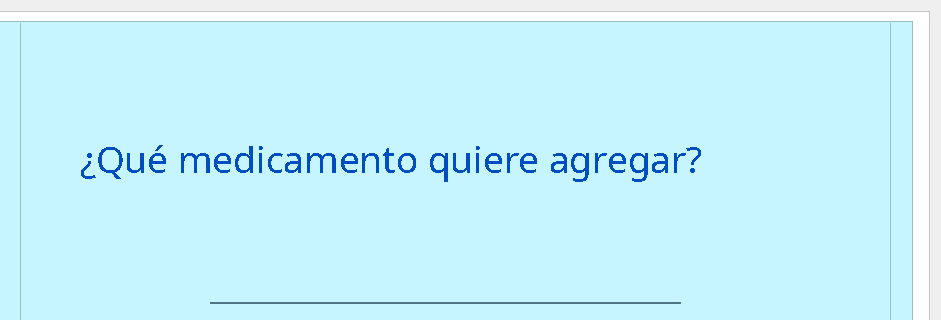
daburneo1/addi, file ui/medicamentos.ui: the form before one commit; both pictures show x 209 to 1150 and y 0 to 320 of the 1150 by 825 pixel window.
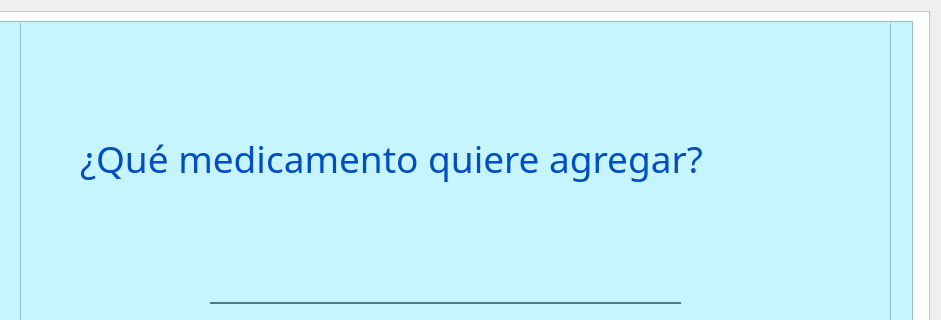
The form after the commit. The open tabs and pages were chosen to show the change. Icons and pictures are not drawn.

Patch:
```diff
--- a/ui/medicamentos.ui
+++ b/ui/medicamentos.ui
@@ -1345,7 +1345,6 @@
                     <weight>10</weight>
                     <italic>false</italic>
                     <bold>false</bold>
-                    <stylestrategy>NoAntialias</stylestrategy>
                    </font>
                   </property>
                   <property name="text">
```
Left out of the diff: 4 changed lines with no effect on the pictures.
